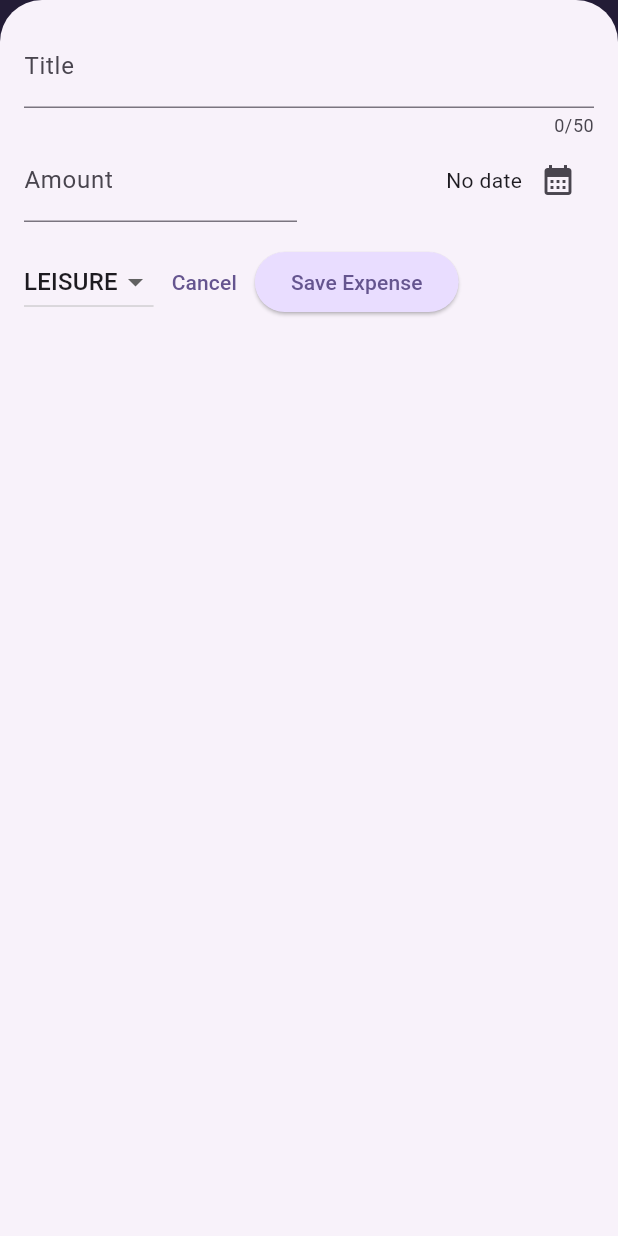
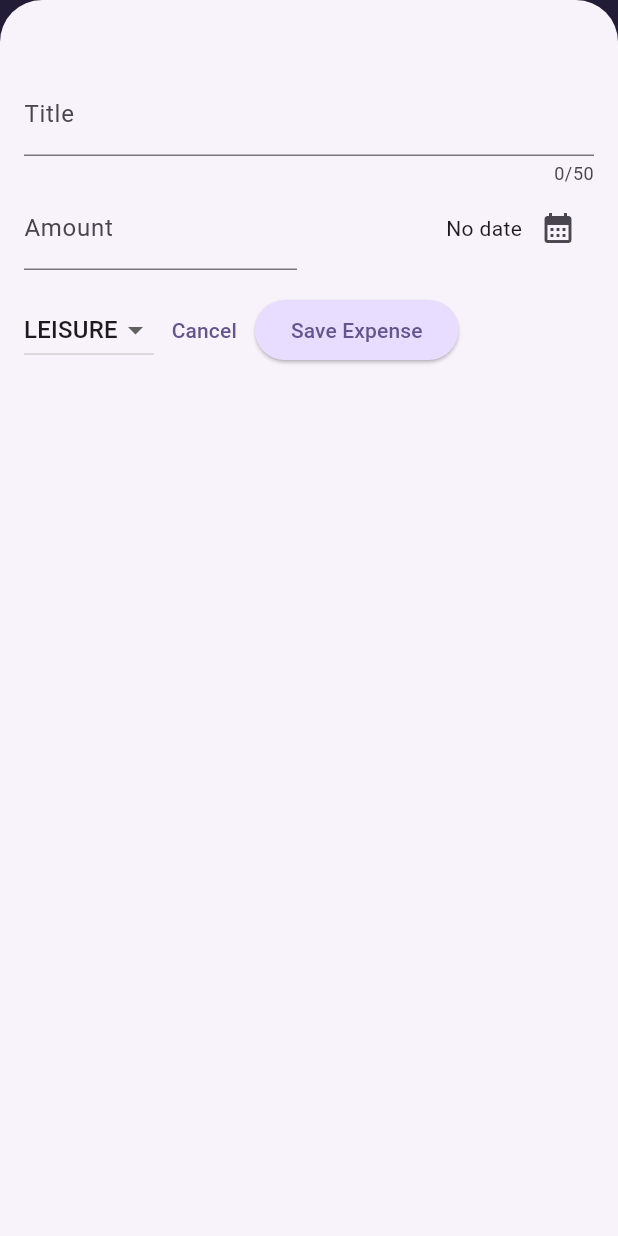
Before and after one commit to Vivekk-11/Expense-Tracker-App, a Flutter app: the screen it shows after launch, after a tap on the "add" icon, on a phone screen of 412 x 824 dp. Run offline on Flutter 3.47's test engine with Material 3 defaults, Android fonts, the phone set to English and light mode, and no system bars.

Commit message:
added responsiveness

```diff
--- a/lib/widgets/expenses.dart
+++ b/lib/widgets/expenses.dart
@@ -18,6 +18,7 @@ class _ExpensesState extends State<Expenses> {
 
   void _openAddExpenseOverlay() {
     showModalBottomSheet(
+      useSafeArea: true,
       isScrollControlled: true,
       context: context,
       builder: (ctx) => NewExpense(
--- a/lib/widgets/new_expense.dart
+++ b/lib/widgets/new_expense.dart
@@ -77,8 +77,13 @@ class _NewExpense extends State<NewExpense> {
 
   @override
   Widget build(BuildContext context) {
-    return Padding(
-      padding: const EdgeInsets.all(16),
+    final keyboardSpace = MediaQuery.of(context).viewInsets.bottom;
+    return SizedBox(
+      height: double.infinity,
+      // width: double.infinity,
+      child: SingleChildScrollView(
+        child: Padding(
+          padding: EdgeInsets.fromLTRB(16, 48, 16, keyboardSpace + 16),
           child: Column(
             children: [
               TextField(
@@ -157,6 +162,8 @@ class _NewExpense extends State<NewExpense> {
               )
             ],
           ),
+        ),
+      ),
     );
   }
 }
```
Lines whose indentation alone changed are shown as unchanged.
